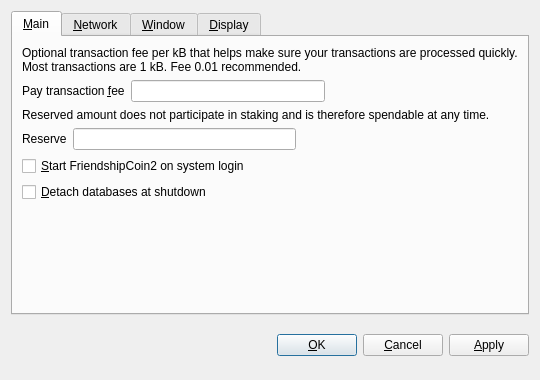
ioying/hicointest, file src/qt/forms/optionsdialog.ui: the form before one commit.
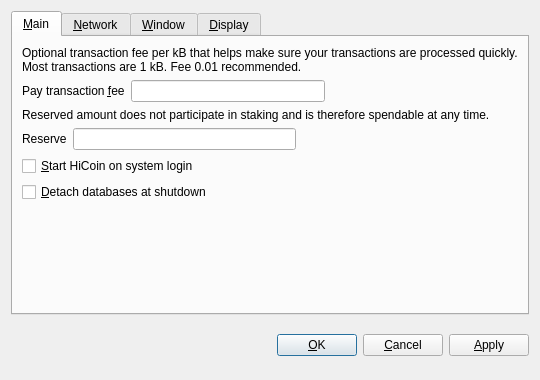
The form after the commit. The open tabs and pages were chosen to show the change. Custom widgets are drawn as their Qt base class.

What changed in the file:
```diff
--- a/src/qt/forms/optionsdialog.ui
+++ b/src/qt/forms/optionsdialog.ui
@@ -128,7 +128,7 @@
           <string>Automatically start FriendshipCoin2 after logging in to the system.</string>
          </property>
          <property name="text">
-          <string>&amp;Start FriendshipCoin2 on system login</string>
+          <string>&amp;Start HiCoin on system login</string>
          </property>
         </widget>
        </item>
```
Left out of the diff: 10 changed lines with no effect on the pictures.
